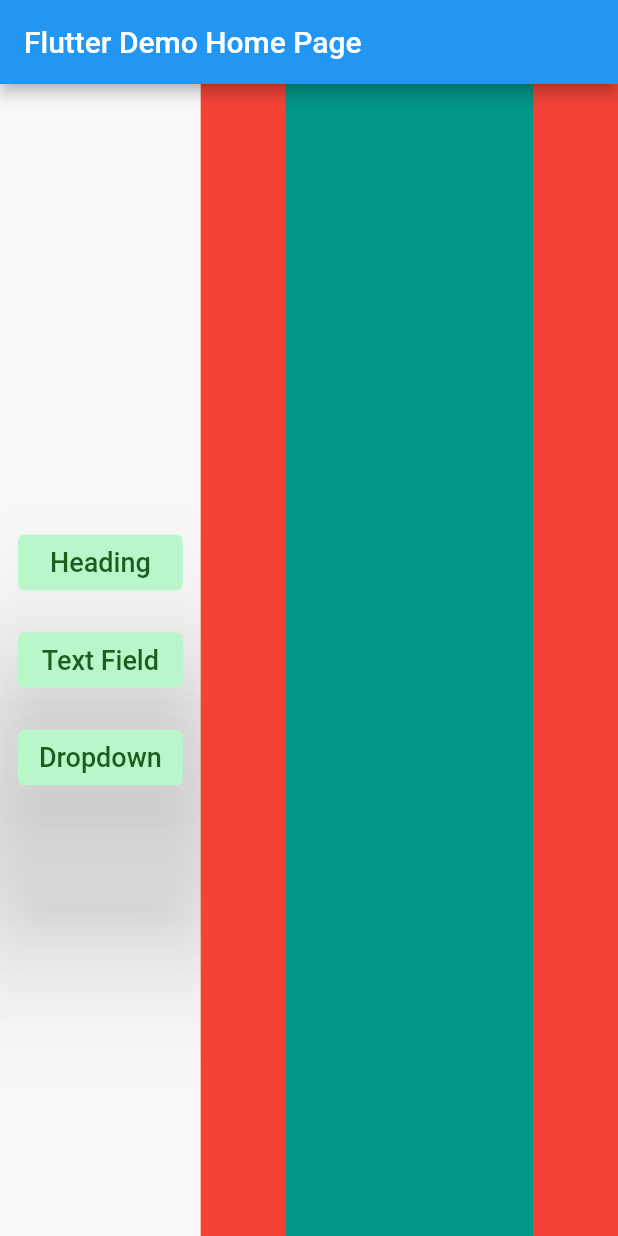
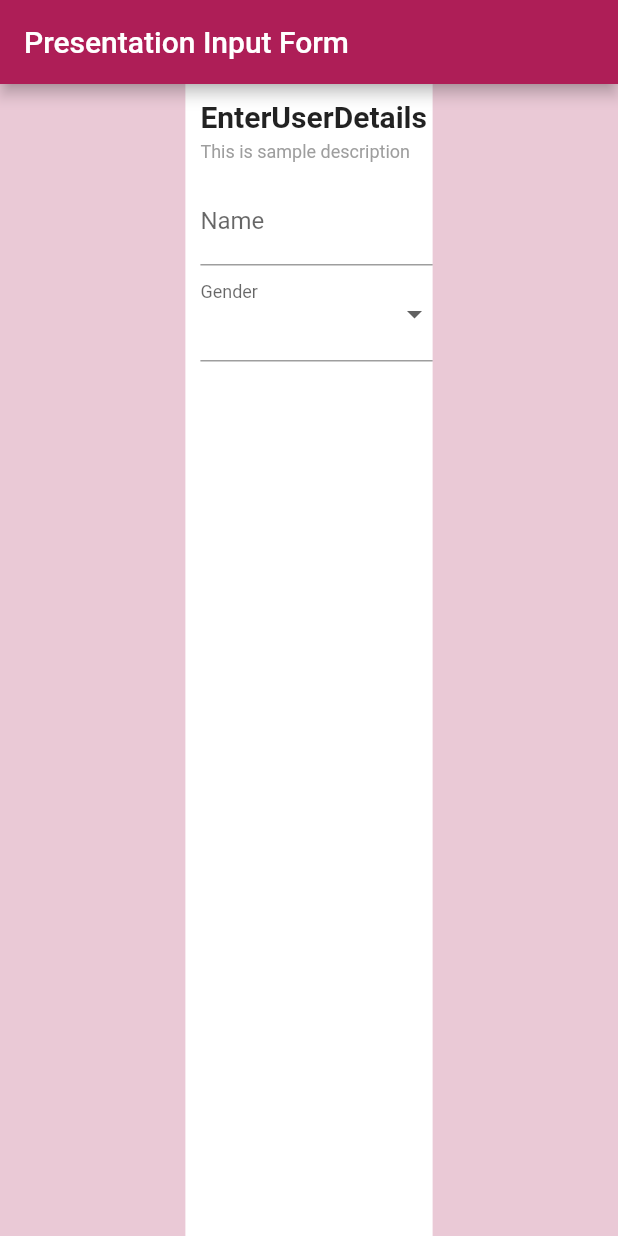
Before and after one commit to SuryaSharpsell/sharpsell-form-builder, a Flutter app: the screen it shows after launch, on a phone screen of 412 x 824 dp. Run offline on Flutter 3.47's test engine with Material 2 defaults, Android fonts, the phone set to English and light mode, and no system bars; drawn by our look-alikes of flutter_form_builder; our stand-ins replace form_builder_validators.

Commit message:
fix: built sharpsell renderer

```diff
--- a/example/lib/main.dart
+++ b/example/lib/main.dart
@@ -1,5 +1,7 @@
 import 'package:flutter/material.dart';
+import 'package:sharpsell_form_builder/app/models/form_render_model.dart';
 import 'package:sharpsell_form_builder/sharpsell_form_builder.dart';
+import 'package:sharpsell_form_builder/sharpsell_form_renderer.dart';
 
 void main() {
   runApp(const MyApp());
@@ -13,19 +15,10 @@ class MyApp extends StatelessWidget {
   Widget build(BuildContext context) {
     return MaterialApp(
       title: 'Flutter Demo',
-      theme: ThemeData(
-        // This is the theme of your application.
-        //
-        // Try running your application with "flutter run". You'll see the
-        // application has a blue toolbar. Then, without quitting the app, try
-        // changing the primarySwatch below to Colors.green and then invoke
-        // "hot reload" (press "r" in the console where you ran "flutter run",
-        // or simply save your changes to "hot reload" in a Flutter IDE).
-        // Notice that the counter didn't reset back to zero; the application
-        // is not restarted.
-        primarySwatch: Colors.blue,
-      ),
-      home: const MyHomePage(title: 'Flutter Demo Home Page'),
+      // theme: ThemeData(
+      //   primarySwatch: Color(0xFFAE1E57),
+      // ),
+      home: const MyHomePage(title: 'Presentation Input Form'),
     );
   }
 }
@@ -39,13 +32,17 @@ class MyHomePage extends StatefulWidget {
 }
 
 class _MyHomePageState extends State<MyHomePage> {
+
   @override
   Widget build(BuildContext context) {
+    final String jsonStringOne = "{\"presentation_name\":\"\",\"id\":1,\"form_details\":[{\"form_type\":\"heading\",\"form_key\":\"user_detail_heading\",\"isRequired\":true,\"dependentOn\":[],\"placeHolder\":\"EnterUserDetails\",\"description\":\"UserDetailsheading\",\"order\":1,\"icon_url\":\"\",\"image_url\":\"\",\"video_url\":\"\",\"list_items\":[\"\"],\"validation\":{\"isNumeric\":false,\"minVale\":0,\"maxValue\":0}},{\"form_type\":\"textField\",\"form_key\":\"name_textField\",\"isRequired\":true,\"dependentOn\":[],\"placeHolder\":\"Name\",\"description\":\"\",\"order\":2,\"icon_url\":\"\",\"image_url\":\"\",\"video_url\":\"\",\"list_items\":[\"\"],\"validation\":{\"isNumeric\":false,\"minVale\":1,\"maxValue\":10}},{\"form_type\":\"dropdown\",\"form_key\":\"gender_dropdown\",\"isRequired\":true,\"dependentOn\":[],\"placeHolder\":\"Gender\",\"description\":\"\",\"order\":3,\"icon_url\":\"\",\"image_url\":\"\",\"video_url\":\"\",\"list_items\":[\"Male\",\"Female\",\"Others\"],\"validation\":{\"isNumeric\":false,\"minVale\":0,\"maxValue\":0}}]}";
+    final FormInputResponse response = formInputResponseFromJson(jsonStringOne);
     return Scaffold(
       appBar: AppBar(
         title: Text(widget.title),
+        backgroundColor: Color(0xFFAE1E57),
       ),
-      body: SharpsellFromBuilder(),
+      body: SharpsellFormRender(formDetailsResponse: response),
     );
   }
 }
--- a/lib/app/common/form_validation_input_alert.dart
+++ b/lib/app/common/form_validation_input_alert.dart
@@ -1,6 +1,5 @@
 import 'package:flutter/material.dart';
 import 'package:sharpsell_form_builder/app/common/button_elevated.dart';
-import 'package:sharpsell_form_builder/app/common/sharpsell_checkbox.dart';
 import 'package:sharpsell_form_builder/app/form_input_name.dart';
 
 class FormValidationInputDialog extends StatelessWidget {
--- a/lib/app/form_input_name.dart
+++ b/lib/app/form_input_name.dart
@@ -1 +1 @@
-enum SharpsellFormInputType { textField, heading, checkbox, radio, image }
+enum SharpsellFormInputType { textField, heading, dropdown, radio, image }
--- /dev/null
+++ b/lib/app/models/form_render_model.dart
@@ -0,0 +1,117 @@
+// To parse this JSON data, do
+//
+//     final formInputResponse = formInputResponseFromJson(jsonString);
+
+import 'dart:convert';
+
+FormInputResponse formInputResponseFromJson(String str) => FormInputResponse.fromJson(json.decode(str));
+
+String formInputResponseToJson(FormInputResponse data) => json.encode(data.toJson());
+
+class FormInputResponse {
+  FormInputResponse({
+    required this.presentationName,
+    required this.id,
+    required this.formDetails,
+  });
+
+  String presentationName;
+  int id;
+  List<FormDetail> formDetails;
+
+  factory FormInputResponse.fromJson(Map<String, dynamic> json) => FormInputResponse(
+    presentationName: json["presentation_name"],
+    id: json["id"],
+    formDetails: List<FormDetail>.from(json["form_details"].map((x) => FormDetail.fromJson(x))),
+  );
+
+  Map<String, dynamic> toJson() => {
+    "presentation_name": presentationName,
+    "id": id,
+    "form_details": List<dynamic>.from(formDetails.map((x) => x.toJson())),
+  };
+}
+
+class FormDetail {
+  FormDetail({
+    required this.formType,
+    required this.formKey,
+    required this.isRequired,
+    required this.dependentOn,
+    required this.placeHolder,
+    required this.description,
+    required this.order,
+    required this.iconUrl,
+    required this.imageUrl,
+    required this.videoUrl,
+    required this.listItems,
+    required this.validation,
+  });
+
+  String formType;
+  String formKey;
+  bool isRequired;
+  List<dynamic> dependentOn;
+  String placeHolder;
+  String description;
+  int order;
+  String iconUrl;
+  String imageUrl;
+  String videoUrl;
+  List<String> listItems;
+  Validation validation;
+
+  factory FormDetail.fromJson(Map<String, dynamic> json) => FormDetail(
+    formType: json["form_type"],
+    formKey: json["form_key"],
+    isRequired: json["isRequired"],
+    dependentOn: List<dynamic>.from(json["dependentOn"].map((x) => x)),
+    placeHolder: json["placeHolder"],
+    description: json["description"],
+    order: json["order"],
+    iconUrl: json["icon_url"],
+    imageUrl: json["image_url"],
+    videoUrl: json["video_url"],
+    listItems: List<String>.from(json["list_items"].map((x) => x)),
+    validation: Validation.fromJson(json["validation"]),
+  );
+
+  Map<String, dynamic> toJson() => {
+    "form_type": formType,
+    "form_key": formKey,
+    "isRequired": isRequired,
+    "dependentOn": List<dynamic>.from(dependentOn.map((x) => x)),
+    "placeHolder": placeHolder,
+    "description": description,
+    "order": order,
+    "icon_url": iconUrl,
+    "image_url": imageUrl,
+    "video_url": videoUrl,
+    "list_items": List<dynamic>.from(listItems.map((x) => x)),
+    "validation": validation.toJson(),
+  };
+}
+
+class Validation {
+  Validation({
+    required this.isNumeric,
+    required this.minVale,
+    required this.maxValue,
+  });
+
+  bool isNumeric;
+  int minVale;
+  int maxValue;
+
+  factory Validation.fromJson(Map<String, dynamic> json) => Validation(
+    isNumeric: json["isNumeric"],
+    minVale: json["minVale"],
+    maxValue: json["maxValue"],
+  );
+
+  Map<String, dynamic> toJson() => {
+    "isNumeric": isNumeric,
+    "minVale": minVale,
+    "maxValue": maxValue,
+  };
+}
--- a/lib/form_inputs/sharpsell_form_dropdown.dart
+++ b/lib/form_inputs/sharpsell_form_dropdown.dart
@@ -4,14 +4,13 @@ import 'package:form_builder_validators/form_builder_validators.dart';
 
 class SharpsellFormDropdown extends StatelessWidget {
   final bool isRequired;
-  final int minValue;
-  final int maxValue;
   final String formUniqueKey;
   final List<String> checkBoxItemsList;
   String placeHolder;
   bool isFromFormBuilder;
   Function? onSettingTap;
   Function? onDeleteTap;
+  Function? onValueChanged;
 
   SharpsellFormDropdown({
     Key? key,
@@ -19,10 +18,9 @@ class SharpsellFormDropdown extends StatelessWidget {
     this.isFromFormBuilder = false,
     this.onSettingTap,
     this.onDeleteTap,
+    this.onValueChanged,
     required this.checkBoxItemsList,
     required this.isRequired,
-    required this.minValue,
-    required this.maxValue,
     required this.formUniqueKey,
   }) : super(key: key);
 
@@ -55,6 +53,7 @@ class SharpsellFormDropdown extends StatelessWidget {
                 .toList(),
             onChanged: (val) {
               print("Dropdown value changed - $val");
+              onValueChanged!();
               // setState(() {
               //   _genderHasError = !(_formKey
               //       .currentState?.fields['gender']
--- a/lib/form_inputs/sharpsell_form_label.dart
+++ b/lib/form_inputs/sharpsell_form_label.dart
@@ -1,14 +1,16 @@
 import 'package:flutter/material.dart';
 
-class SharpsellFormLabel extends StatelessWidget {
+class SharpsellFormHeading extends StatelessWidget {
   final String heading;
+  final String description;
   bool isFromFormBuilder;
   Function? onSettingTap;
   Function? onDeleteTap;
 
-  SharpsellFormLabel({
+  SharpsellFormHeading({
     Key? key,
     required this.heading,
+    required this.description,
     this.isFromFormBuilder = false,
     this.onSettingTap,
     this.onDeleteTap,
@@ -21,10 +23,21 @@ class SharpsellFormLabel extends StatelessWidget {
       child: Row(
         mainAxisAlignment: MainAxisAlignment.start,
         children: [
-          Text(
-            heading,
-            style: TextStyle(fontSize: 20,fontWeight: FontWeight.bold),
+          Column(
+            crossAxisAlignment: CrossAxisAlignment.start,
+            children: [
+              Text(
+                heading,
+                style: TextStyle(fontSize: 20,fontWeight: FontWeight.bold),
+              ),
+              SizedBox(height: 5),
+              Text(
+                description,
+                style: TextStyle(fontSize: 12,fontWeight: FontWeight.normal,color: Colors.grey[500]),
+              ),
+            ],
           ),
+
           if (isFromFormBuilder)
             IconButton(
               icon: const Icon(Icons.settings),
--- a/lib/form_inputs/sharpsell_form_textfiled.dart
+++ b/lib/form_inputs/sharpsell_form_textfiled.dart
@@ -8,18 +8,20 @@ class SharpsellFormTextField extends StatefulWidget {
   final int maxValue;
   bool isNumericField;
   final String formUniqueKey;
-  String placeHolder;
+  final String placeHolder;
   bool isFromFormBuilder;
   Function? onSettingTap;
   Function? onDeleteTap;
+  Function? onValueChanged;
 
   SharpsellFormTextField({
     Key? key,
-    this.placeHolder = "",
     this.isFromFormBuilder = false,
     this.isNumericField = false,
     this.onSettingTap,
     this.onDeleteTap,
+    this.onValueChanged,
+    required this.placeHolder,
     required this.isRequired,
     required this.minValue,
     required this.maxValue,
@@ -57,7 +59,8 @@ class _SharpsellFormTextFieldState extends State<SharpsellFormTextField> {
               // }
             ]),
             onChanged: (val) {
-              print(val); // Print the text value write into TextField
+              print(val);
+              widget.onValueChanged!();
             },
           ),
         ),
--- /dev/null
+++ b/lib/sharpsell_form_renderer.dart
@@ -0,0 +1,75 @@
+import 'package:flutter/material.dart';
+import 'package:flutter_form_builder/flutter_form_builder.dart';
+import 'package:sharpsell_form_builder/app/form_input_name.dart';
+import 'package:sharpsell_form_builder/form_inputs/sharpsell_form_label.dart';
+import 'package:sharpsell_form_builder/form_inputs/sharpsell_form_textfiled.dart';
+
+import 'app/models/form_render_model.dart';
+import 'form_inputs/sharpsell_form_dropdown.dart';
+
+class SharpsellFormRender extends StatefulWidget {
+  final FormInputResponse formDetailsResponse;
+  const SharpsellFormRender({Key? key, required this.formDetailsResponse}) : super(key: key);
+
+  @override
+  State<SharpsellFormRender> createState() => _SharpsellFormRenderState();
+}
+
+class _SharpsellFormRenderState extends State<SharpsellFormRender> {
+  final _formKey = GlobalKey<FormBuilderState>();
+  @override
+  Widget build(BuildContext context) {
+    return Container(
+      color: Color(0xFFeac9d6),
+      child: Center(
+        child: Container(
+          height: MediaQuery.of(context).size.height,
+          width: MediaQuery.of(context).size.width / 2.5,
+          color: Colors.white,
+          child: FormBuilder(
+            key: _formKey,
+            child: Column(
+              children: [
+                ...getFormInputs(),
+              ],
+            ),
+          ),
+        ),
+      ),
+    );
+  }
+
+  List<Widget> getFormInputs() {
+    List<Widget> formInputList = [];
+    List<FormDetail> formDetailsList = widget.formDetailsResponse.formDetails;
+
+    for (final formInput in formDetailsList) {
+      if (formInput.formType == SharpsellFormInputType.textField.name) {
+        formInputList.add(SharpsellFormTextField(
+          placeHolder: formInput.placeHolder,
+          isRequired: formInput.isRequired,
+          minValue: formInput.validation.minVale,
+          maxValue: formInput.validation.maxValue,
+          formUniqueKey: formInput.formKey,
+          onValueChanged: () {},
+        ));
+      } else if (formInput.formType == SharpsellFormInputType.heading.name) {
+        formInputList.add(SharpsellFormHeading(heading: formInput.placeHolder, description: 'This is sample description'));
+      } else if (formInput.formType == SharpsellFormInputType.dropdown.name) {
+        if (formInput.listItems.isNotEmpty) {
+          formInputList.add(SharpsellFormDropdown(
+            checkBoxItemsList: formInput.listItems,
+            isRequired: formInput.isRequired,
+            placeHolder: formInput.placeHolder,
+            formUniqueKey: formInput.formKey,
+            onValueChanged: () {},
+          ));
+        } else {
+          print("Surya - List is empty for ${formInput.formKey}");
+        }
+      }
+    }
+
+    return formInputList;
+  }
+}
```
Also changed, not shown: lib/app/common/sharpsell_checkbox.dart (deleted, +0 -25 lines), lib/app/common/sharpsell_text_field.dart (deleted, +0 -94 lines), lib/sharpsell_form_builder.dart (+4 -6 lines).
